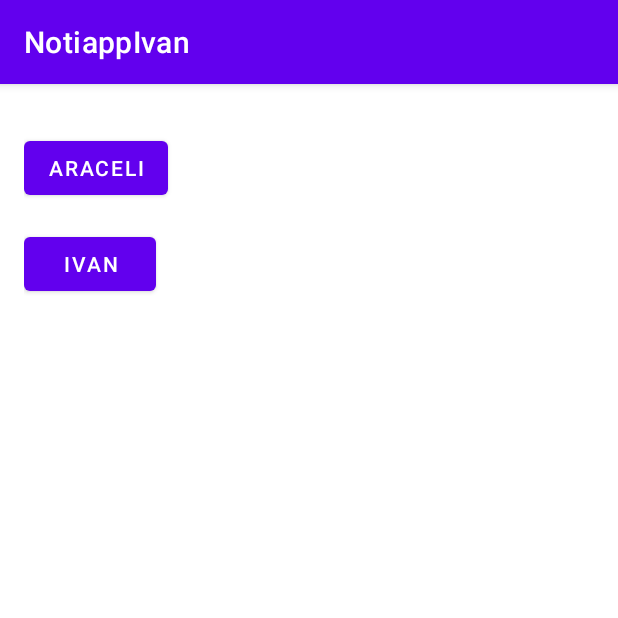
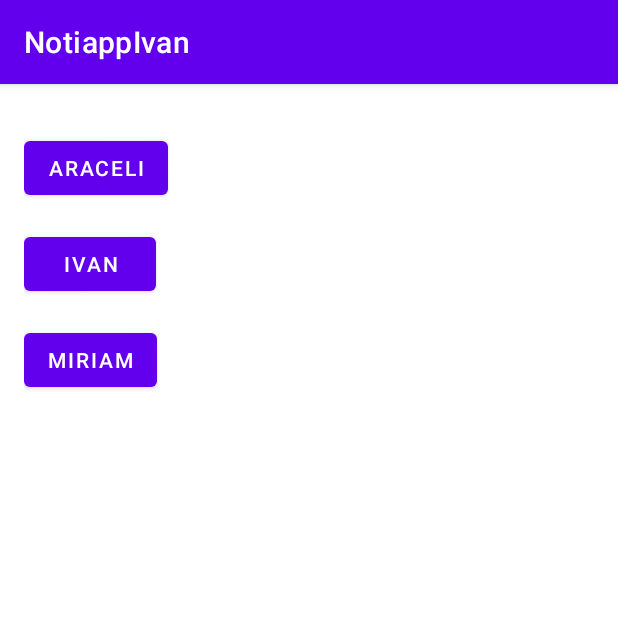
Before and after one commit to AraceliLG/NotiApp_Araceli, an Android app: the screen it shows after launch (MainActivity), on a phone screen of 412 x 824 dp, the top half of it. Run offline under Robolectric (Android 15) with nearby library versions, the phone set to English and light mode, and no system bars.

Commit message:
se agrego nuevo botton

```diff
--- a/app/src/main/java/com/example/notiappivan/MainActivity.kt
+++ b/app/src/main/java/com/example/notiappivan/MainActivity.kt
@@ -28,6 +28,9 @@ class MainActivity : AppCompatActivity() {
          findViewById<Button>(R.id.button2).setOnClickListener {
             sendNotification("Ivan", "Tienes una notificación de Araceli")
         }
+         findViewById<Button>(R.id.button3).setOnClickListener {
+            sendNotification("Miriam", "Tienes una notificación de Ivan")
+        }
     }
 
     private fun createNotificationChannel() {
--- a/app/src/main/res/layout/activity_main.xml
+++ b/app/src/main/res/layout/activity_main.xml
@@ -18,4 +18,12 @@
         android:text="Ivan"
         android:layout_below="@id/button1"
         android:layout_marginTop="16dp" />
+
+    <Button
+        android:id="@+id/button3"
+        android:layout_width="wrap_content"
+        android:layout_height="wrap_content"
+        android:text="Miriam"
+        android:layout_below="@id/button2"
+        android:layout_marginTop="16dp" />
 </RelativeLayout>
```
